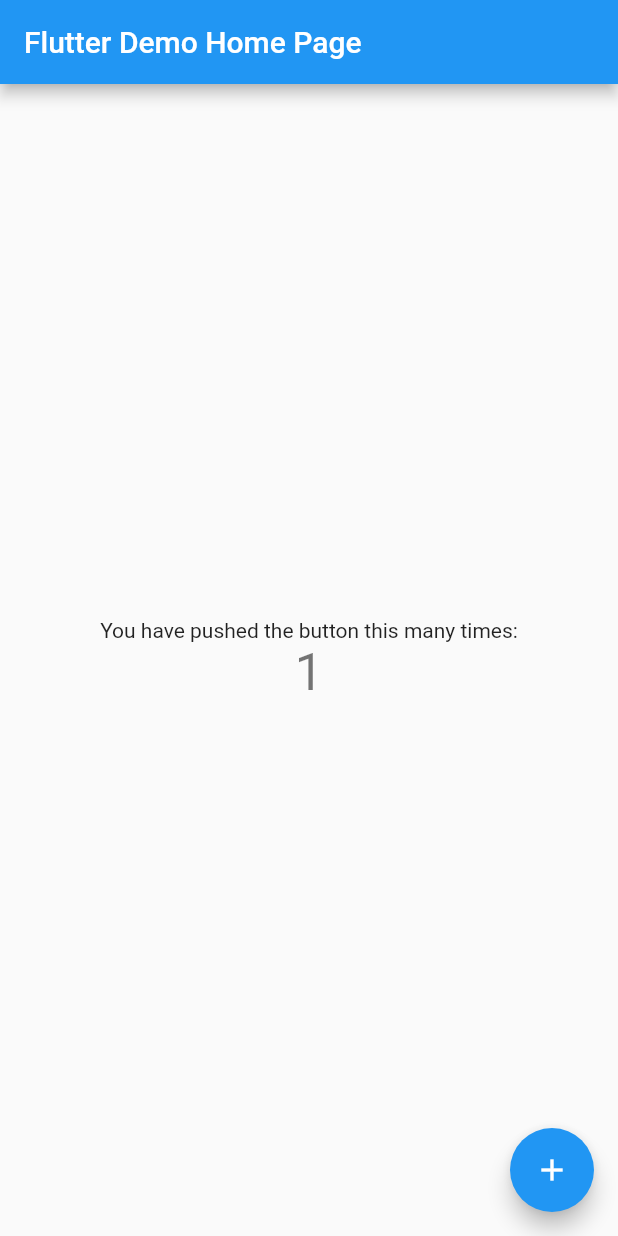
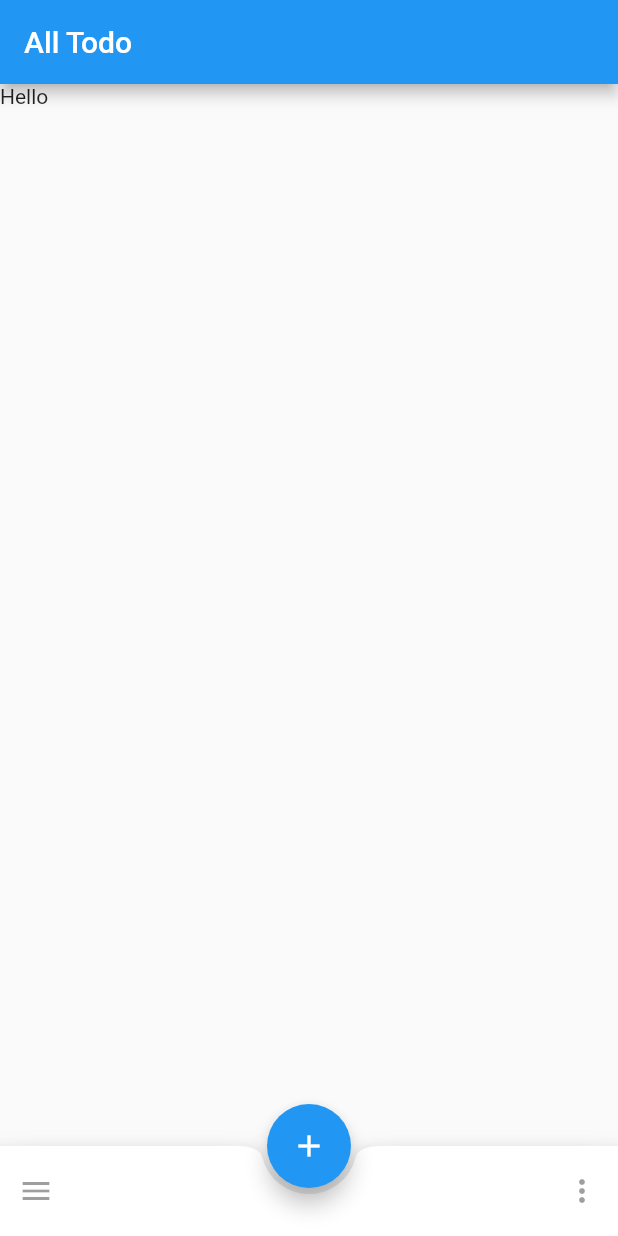
Before and after one commit to shobhit907/todo, a Flutter app: the screen it shows after launch, after a tap on the "add" icon, on a phone screen of 412 x 824 dp. Run offline on Flutter 3.47's test engine with Material 2 defaults, Android fonts, the phone set to English and light mode, and no system bars.

```diff
--- a/lib/main.dart
+++ b/lib/main.dart
@@ -1,117 +1,9 @@
 import 'package:flutter/material.dart';
+import 'package:todo/screens/home/home.dart';
 
 void main() {
-  runApp(MyApp());
+  runApp(MaterialApp(
+    home:Home(),
+    debugShowCheckedModeBanner: false,
+  ));
 }
-
-class MyApp extends StatelessWidget {
-  // This widget is the root of your application.
-  @override
-  Widget build(BuildContext context) {
-    return MaterialApp(
-      title: 'Flutter Demo',
-      theme: ThemeData(
-        // This is the theme of your application.
-        //
-        // Try running your application with "flutter run". You'll see the
-        // application has a blue toolbar. Then, without quitting the app, try
-        // changing the primarySwatch below to Colors.green and then invoke
-        // "hot reload" (press "r" in the console where you ran "flutter run",
-        // or simply save your changes to "hot reload" in a Flutter IDE).
-        // Notice that the counter didn't reset back to zero; the application
-        // is not restarted.
-        primarySwatch: Colors.blue,
-        // This makes the visual density adapt to the platform that you run
-        // the app on. For desktop platforms, the controls will be smaller and
-        // closer together (more dense) than on mobile platforms.
-        visualDensity: VisualDensity.adaptivePlatformDensity,
-      ),
-      home: MyHomePage(title: 'Flutter Demo Home Page'),
-    );
-  }
-}
-
-class MyHomePage extends StatefulWidget {
-  MyHomePage({Key key, this.title}) : super(key: key);
-
-  // This widget is the home page of your application. It is stateful, meaning
-  // that it has a State object (defined below) that contains fields that affect
-  // how it looks.
-
-  // This class is the configuration for the state. It holds the values (in this
-  // case the title) provided by the parent (in this case the App widget) and
-  // used by the build method of the State. Fields in a Widget subclass are
-  // always marked "final".
-
-  final String title;
-
-  @override
-  _MyHomePageState createState() => _MyHomePageState();
-}
-
-class _MyHomePageState extends State<MyHomePage> {
-  int _counter = 0;
-
-  void _incrementCounter() {
-    setState(() {
-      // This call to setState tells the Flutter framework that something has
-      // changed in this State, which causes it to rerun the build method below
-      // so that the display can reflect the updated values. If we changed
-      // _counter without calling setState(), then the build method would not be
-      // called again, and so nothing would appear to happen.
-      _counter++;
-    });
-  }
-
-  @override
-  Widget build(BuildContext context) {
-    // This method is rerun every time setState is called, for instance as done
-    // by the _incrementCounter method above.
-    //
-    // The Flutter framework has been optimized to make rerunning build methods
-    // fast, so that you can just rebuild anything that needs updating rather
-    // than having to individually change instances of widgets.
-    return Scaffold(
-      appBar: AppBar(
-        // Here we take the value from the MyHomePage object that was created by
-        // the App.build method, and use it to set our appbar title.
-        title: Text(widget.title),
-      ),
-      body: Center(
-        // Center is a layout widget. It takes a single child and positions it
-        // in the middle of the parent.
-        child: Column(
-          // Column is also a layout widget. It takes a list of children and
-          // arranges them vertically. By default, it sizes itself to fit its
-          // children horizontally, and tries to be as tall as its parent.
-          //
-          // Invoke "debug painting" (press "p" in the console, choose the
-          // "Toggle Debug Paint" action from the Flutter Inspector in Android
-          // Studio, or the "Toggle Debug Paint" command in Visual Studio Code)
-          // to see the wireframe for each widget.
-          //
-          // Column has various properties to control how it sizes itself and
-          // how it positions its children. Here we use mainAxisAlignment to
-          // center the children vertically; the main axis here is the vertical
-          // axis because Columns are vertical (the cross axis would be
-          // horizontal).
-          mainAxisAlignment: MainAxisAlignment.center,
-          children: <Widget>[
-            Text(
-              'You have pushed the button this many times:',
-            ),
-            Text(
-              '$_counter',
-              style: Theme.of(context).textTheme.headline4,
-            ),
-          ],
-        ),
-      ),
-      floatingActionButton: FloatingActionButton(
-        onPressed: _incrementCounter,
-        tooltip: 'Increment',
-        child: Icon(Icons.add),
-      ), // This trailing comma makes auto-formatting nicer for build methods.
-    );
-  }
-}
--- /dev/null
+++ b/lib/screens/home/home.dart
@@ -0,0 +1,27 @@
+import 'package:flutter/material.dart';
+class Home extends StatefulWidget {
+  @override
+  _HomeState createState() => _HomeState();
+}
+
+class _HomeState extends State<Home> {
+  @override
+  Widget build(BuildContext context) {
+    return Scaffold(
+      appBar: AppBar(title: Text("All Todo"),),
+      bottomNavigationBar: SizedBox(
+        height: 60.0,
+              child: BottomAppBar(
+          shape:CircularNotchedRectangle(),
+          child:Row(mainAxisAlignment: MainAxisAlignment.spaceBetween,children:<Widget>[
+            IconButton(icon: Icon(Icons.menu), onPressed: null),
+            IconButton(icon: Icon(Icons.more_vert), onPressed: null)
+          ],)
+        ),
+      ),
+      floatingActionButtonLocation: FloatingActionButtonLocation.centerDocked,
+      floatingActionButton: SizedBox(child: FloatingActionButton(onPressed: (){},child:Icon(Icons.add),)),
+      body: Text("Hello"),
+    );
+  }
+}
--- a/pubspec.yaml
+++ b/pubspec.yaml
@@ -23,6 +23,8 @@ environment:
 dependencies:
   flutter:
     sdk: flutter
+  path: ^1.7.0
+  sqflite: ^1.3.1
 
 
   # The following adds the Cupertino Icons font to your application.
```
Also changed, not shown: lib/models/task.dart (added, +31 -0 lines), 1 other file.
